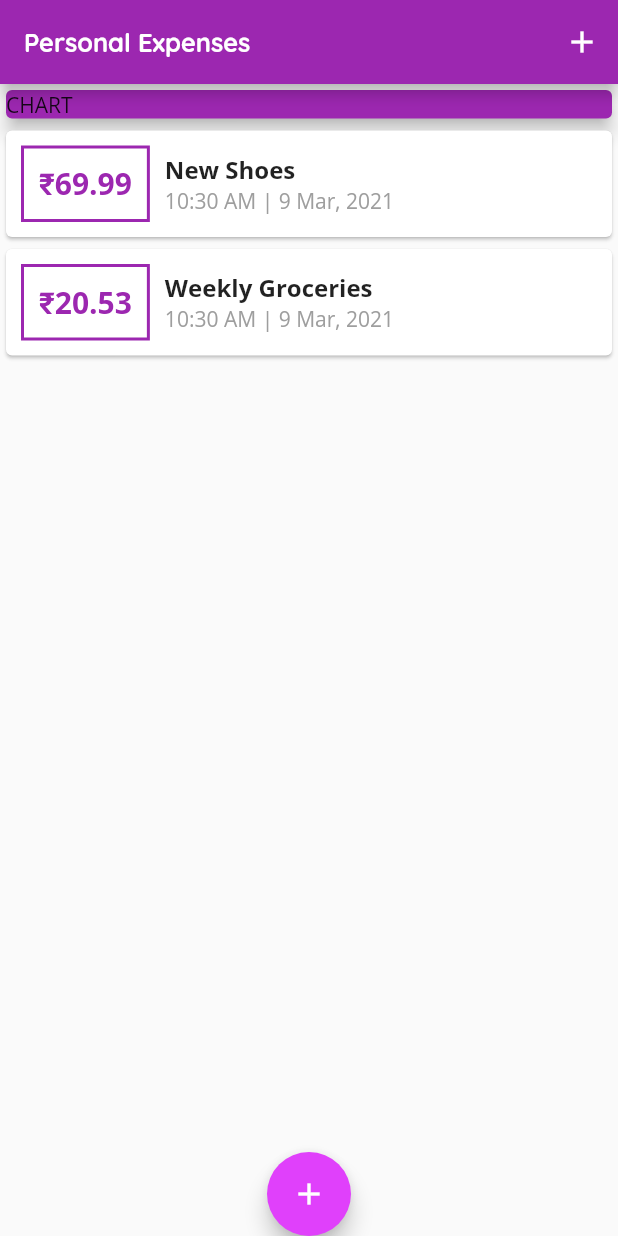
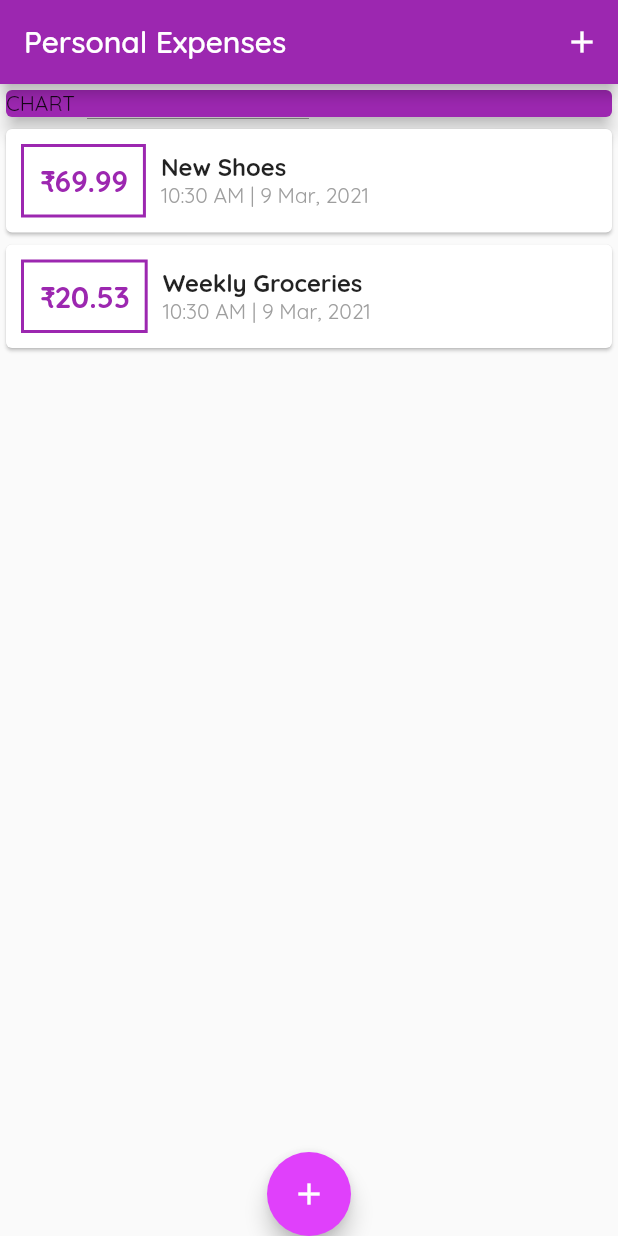
Before and after one commit to sacksaini/PlannerApp, a Flutter app: the screen it shows after launch, on a phone screen of 412 x 824 dp. Run offline on Flutter 3.47's test engine with Material 2 defaults, Android fonts, the phone set to English and light mode, and no system bars.

Commit message:
used global font for Appbar

```diff
--- a/lib/main.dart
+++ b/lib/main.dart
@@ -14,7 +14,7 @@ class MyApp extends StatelessWidget {
       theme: ThemeData(
         primarySwatch: Colors.purple,
         accentColor: Colors.purpleAccent,
-        fontFamily: 'OpenSans',
+        fontFamily: 'Quicksand',
       ),
       home: MyHomePage(),
     );
@@ -70,10 +70,10 @@ class _MyHomePageState extends State<MyHomePage> {
       appBar: AppBar(
         title: Text(
           'Personal Expenses',
-          style: TextStyle(
-              fontFamily: 'Quicksand',
-              fontSize: 17,
-              fontWeight: FontWeight.bold),
+          // style: TextStyle(
+          //   fontFamily: 'Quicksand',
+          //   fontSize: 17,
+          //   fontWeight: FontWeight.bold),
         ),
         actions: <Widget>[
           IconButton(
```
